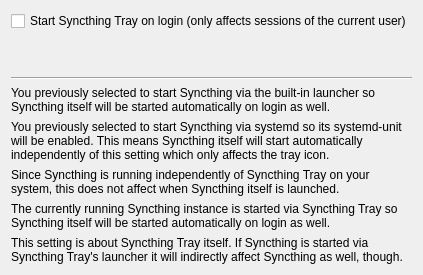
The window that syncthingwidgets/settings/autostartwizardpage.ui (Martchus/syncthingtray) describes before a commit, drawn with Qt 5.
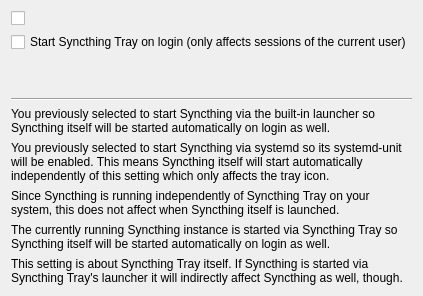
The same window after the commit. Icons and pictures are not drawn.

Commit message: Allow keeping existing autostart entry in wizard

```diff
--- a/syncthingwidgets/settings/autostartwizardpage.ui
+++ b/syncthingwidgets/settings/autostartwizardpage.ui
@@ -10,6 +10,9 @@
     <normaloff>:/icons/hicolor/scalable/apps/internet-web-browser.svg</normaloff>:/icons/hicolor/scalable/apps/internet-web-browser.svg</iconset>
   </property>
   <layout class="QVBoxLayout" name="verticalLayout">
+   <item>
+    <widget class="QCheckBox" name="keepExistingCheckBox"/>
+   </item>
    <item>
     <widget class="QCheckBox" name="enableAutostartCheckBox">
      <property name="text">
```
Left out of the diff: 19 changed lines with no effect on the pictures. The commit also changes 3 other files.
